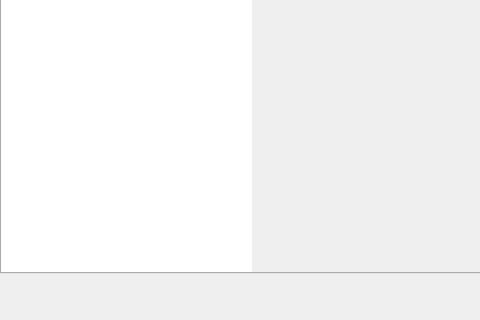
polychromatic/polychromatic, file data/qt/main.ui: the form before one commit; both pictures show x 0 to 480 and y 280 to 600 of the 1000 by 600 pixel window.
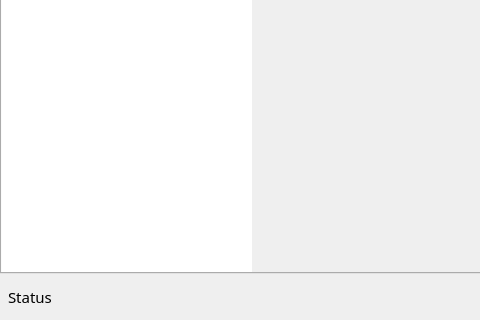
The form after the commit. Icons and pictures are not drawn.

Commit message:
controller: Keep informed if backend initialisation hangs
- Enable Troubleshoot option in menu bar.
- Show text when initialisation takes too long.

As observed on Arch when installing OpenRazer but not properly. Trying
to load the OpenRazer Python library causes this app to endless load.
This commit aims to improve this user experience.

The edit to the form file:
```diff
--- a/data/qt/main.ui
+++ b/data/qt/main.ui
@@ -570,6 +570,13 @@
        <property name="bottomMargin">
         <number>8</number>
        </property>
+       <item>
+        <widget class="QLabel" name="GlobalStatus">
+         <property name="text">
+          <string notr="true">Status</string>
+         </property>
+        </widget>
+       </item>
        <item>
         <spacer name="FooterSpacer">
          <property name="orientation">
```
The commit also changes 2 other files.
